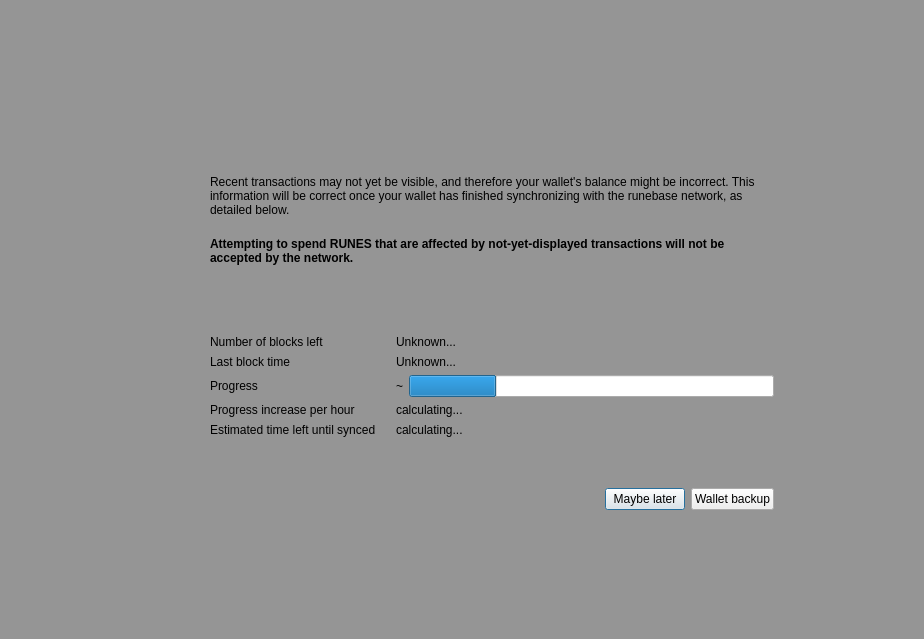
The window that src/qt/forms/modaloverlay.ui (Runebase/runebase) describes before a commit, drawn with Qt 5.
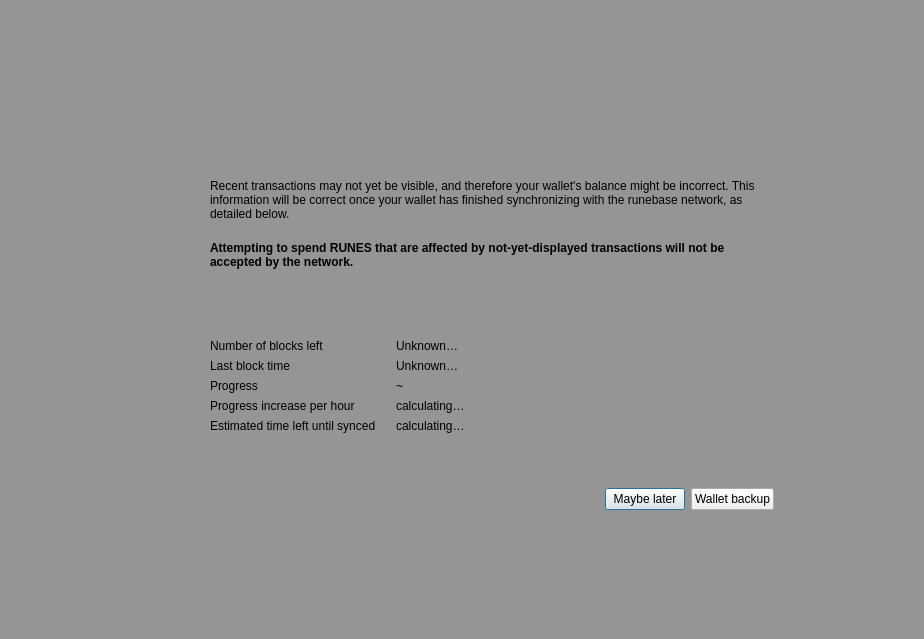
The same window after the commit.

What changed in the file:
```diff
--- a/src/qt/forms/modaloverlay.ui
+++ b/src/qt/forms/modaloverlay.ui
@@ -236,7 +236,7 @@
                       </sizepolicy>
                      </property>
                      <property name="text">
-                      <string>Unknown...</string>
+                      <string>Unknown…</string>
                      </property>
                     </widget>
                    </item>
@@ -262,7 +262,7 @@
                       </sizepolicy>
                      </property>
                      <property name="text">
-                      <string>Unknown...</string>
+                      <string>Unknown…</string>
                      </property>
                     </widget>
                    </item>
@@ -291,16 +291,6 @@
                        </property>
                       </widget>
                      </item>
-                     <item>
-                      <widget class="QProgressBar" name="progressBar">
-                       <property name="value">
-                        <number>24</number>
-                       </property>
-                       <property name="format">
-                        <string/>
-                       </property>
-                      </widget>
-                     </item>
                     </layout>
                    </item>
                    <item row="4" column="0">
@@ -325,7 +315,7 @@
                       </sizepolicy>
                      </property>
                      <property name="text">
-                      <string>calculating...</string>
+                      <string>calculating…</string>
                      </property>
                     </widget>
                    </item>
@@ -351,7 +341,7 @@
                       </sizepolicy>
                      </property>
                      <property name="text">
-                      <string>calculating...</string>
+                      <string>calculating…</string>
                      </property>
                     </widget>
                    </item>
```
